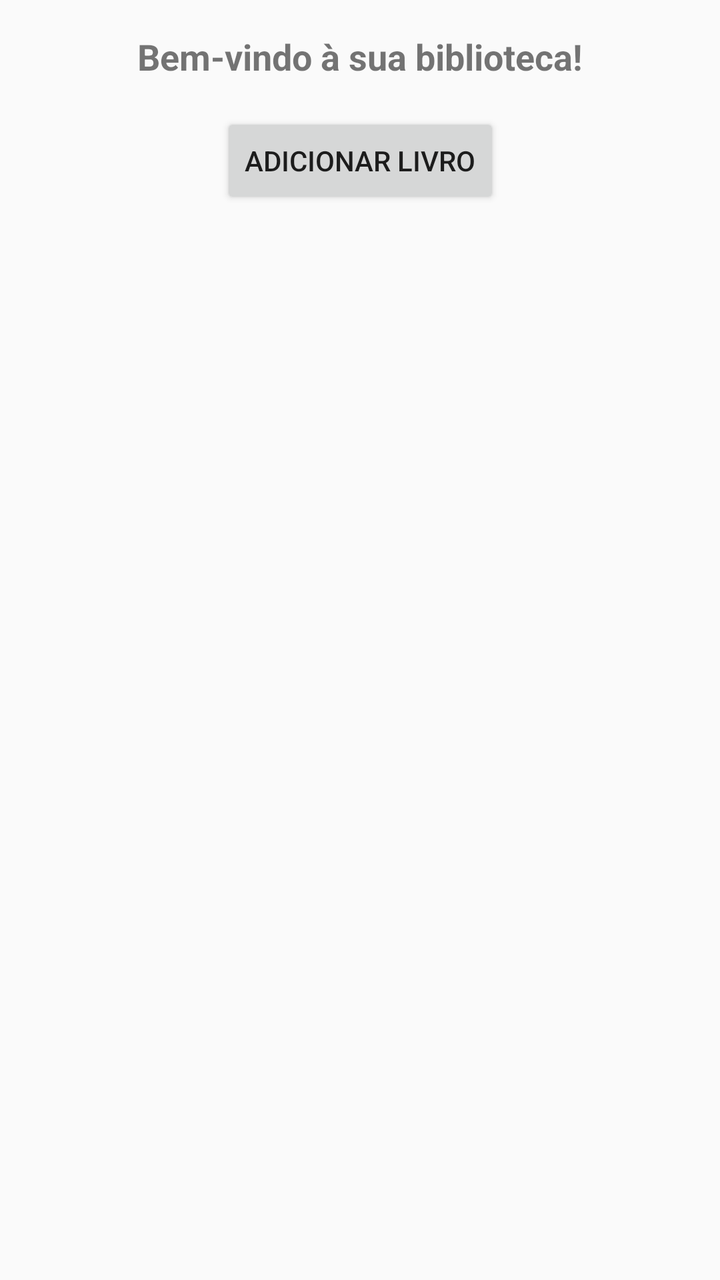
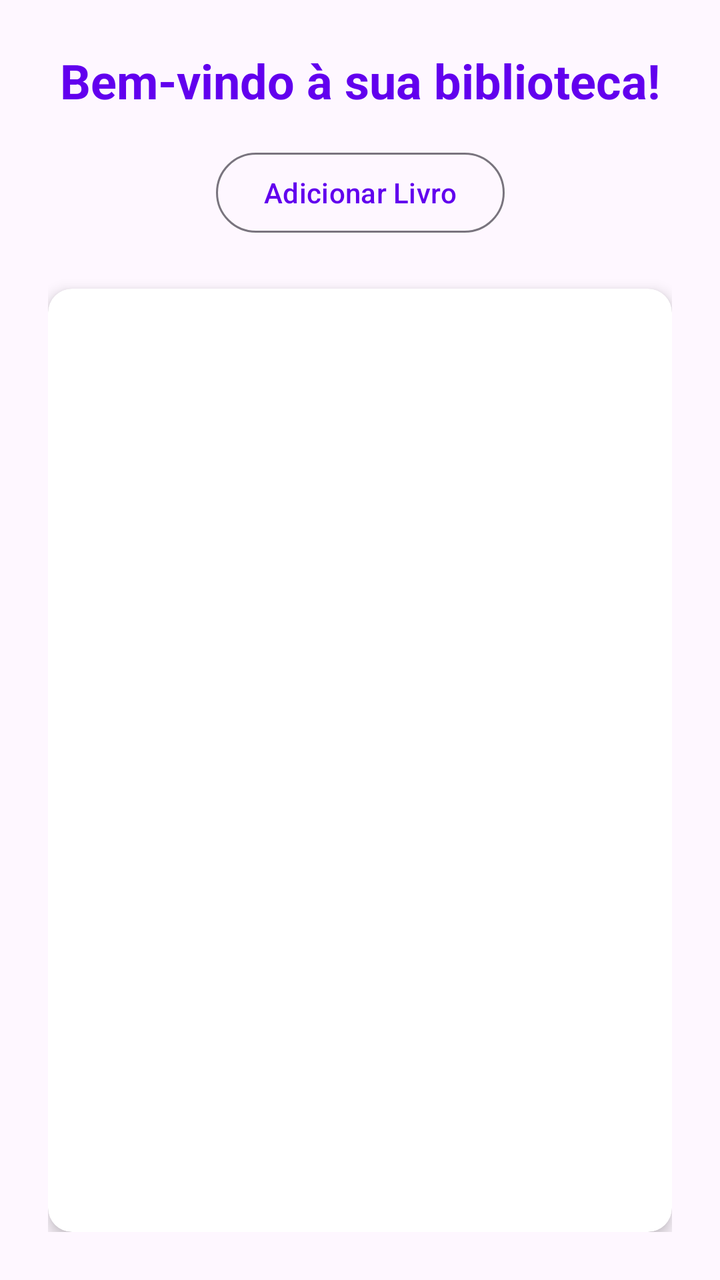

Before-and-after screenshots of an Android layout around one commit, followed by the original layout XML and the change that was made.
<!-- AndroidManifest.xml: activity theme Theme.P01DJPM -->
<!-- res/layout/activity_home.xml -->
<androidx.constraintlayout.widget.ConstraintLayout xmlns:android="http://schemas.android.com/apk/res/android"
    xmlns:app="http://schemas.android.com/apk/res-auto"
    xmlns:tools="http://schemas.android.com/tools"
    android:layout_width="match_parent"
    android:layout_height="match_parent"
    tools:context=".HomeActivity">

    <TextView
        android:id="@+id/welcomeTextView"
        android:layout_width="wrap_content"
        android:layout_height="wrap_content"
        android:text="Bem-vindo à sua biblioteca!"
        android:textStyle="bold"
        android:textSize="18sp"
        app:layout_constraintTop_toTopOf="parent"
        app:layout_constraintStart_toStartOf="parent"
        app:layout_constraintEnd_toEndOf="parent"
        android:padding="16dp" />

    <Button
        android:id="@+id/addBookButton"
        android:layout_width="wrap_content"
        android:layout_height="wrap_content"
        android:text="Adicionar Livro"
        app:layout_constraintTop_toBottomOf="@id/welcomeTextView"
        app:layout_constraintStart_toStartOf="parent"
        app:layout_constraintEnd_toEndOf="parent" />

    <androidx.recyclerview.widget.RecyclerView
        android:id="@+id/booksRecyclerView"
        android:layout_width="0dp"
        android:layout_height="0dp"
        app:layout_constraintTop_toBottomOf="@id/addBookButton"
        app:layout_constraintStart_toStartOf="parent"
        app:layout_constraintEnd_toEndOf="parent"
        app:layout_constraintBottom_toBottomOf="parent"
        android:padding="8dp" />
</androidx.constraintlayout.widget.ConstraintLayout>
<!-- resources referenced by this layout -->
<resources>
  <style name="Theme.P01DJPM" parent="Theme.AppCompat.Light.NoActionBar">
          <item name="colorPrimary">@color/purple_500</item>
          <item name="colorPrimaryDark">@color/purple_700</item>
          <item name="colorAccent">@color/teal_200</item>
      </style>
  <color name="purple_500">#FF6200EE</color>
  <color name="purple_700">#FF3700B3</color>
  <color name="teal_200">#FF03DAC5</color>
</resources>

<!-- the commit's change to res/layout/activity_home.xml (unified diff, before → after) -->
@@ -3,6 +3,7 @@
     xmlns:tools="http://schemas.android.com/tools"
     android:layout_width="match_parent"
     android:layout_height="match_parent"
+    android:padding="24dp"
     tools:context=".HomeActivity">
 
     <TextView
@@ -11,28 +12,41 @@
         android:layout_height="wrap_content"
         android:text="Bem-vindo à sua biblioteca!"
         android:textStyle="bold"
-        android:textSize="18sp"
+        android:textSize="24sp"
+        android:textColor="?attr/colorPrimary"
+        android:layout_marginBottom="16dp"
         app:layout_constraintTop_toTopOf="parent"
         app:layout_constraintStart_toStartOf="parent"
-        app:layout_constraintEnd_toEndOf="parent"
-        android:padding="16dp" />
+        app:layout_constraintEnd_toEndOf="parent" />
 
-    <Button
+    <com.google.android.material.button.MaterialButton
         android:id="@+id/addBookButton"
         android:layout_width="wrap_content"
         android:layout_height="wrap_content"
         android:text="Adicionar Livro"
         app:layout_constraintTop_toBottomOf="@id/welcomeTextView"
         app:layout_constraintStart_toStartOf="parent"
-        app:layout_constraintEnd_toEndOf="parent" />
+        app:layout_constraintEnd_toEndOf="parent"
+        android:layout_marginTop="16dp"
+        style="?attr/materialButtonOutlinedStyle" />
 
-    <androidx.recyclerview.widget.RecyclerView
-        android:id="@+id/booksRecyclerView"
+    <androidx.cardview.widget.CardView
         android:layout_width="0dp"
         android:layout_height="0dp"
+        app:cardElevation="4dp"
+        app:cardCornerRadius="12dp"
         app:layout_constraintTop_toBottomOf="@id/addBookButton"
         app:layout_constraintStart_toStartOf="parent"
         app:layout_constraintEnd_toEndOf="parent"
         app:layout_constraintBottom_toBottomOf="parent"
-        android:padding="8dp" />
+        android:layout_marginTop="24dp"
+        android:padding="8dp">
+
+        <androidx.recyclerview.widget.RecyclerView
+            android:id="@+id/booksRecyclerView"
+            android:layout_width="match_parent"
+            android:layout_height="match_parent"
+            android:padding="8dp" />
+    </androidx.cardview.widget.CardView>
+
 </androidx.constraintlayout.widget.ConstraintLayout>
<!-- resource entries referenced after the edit -->
@@ -1,12 +1,18 @@
 <!-- resources referenced by this layout -->
 <resources>
-  <style name="Theme.P01DJPM" parent="Theme.AppCompat.Light.NoActionBar">
+  <style name="Theme.P01DJPM" parent="Theme.Material3.Light.NoActionBar">
           <item name="colorPrimary">@color/purple_500</item>
-          <item name="colorPrimaryDark">@color/purple_700</item>
-          <item name="colorAccent">@color/teal_200</item>
+          <item name="colorOnPrimary">@android:color/white</item>
+          <item name="colorPrimaryContainer">@color/purple_700</item>
+          <item name="colorSecondary">@color/teal_200</item>
+          <item name="backgroundColor">@color/backgroundColor</item>
+          <item name="colorSurface">@color/surfaceColor</item>
+          <item name="android:statusBarColor">@color/purple_700</item>
       </style>
   <color name="purple_500">#FF6200EE</color>
   <color name="purple_700">#FF3700B3</color>
   <color name="teal_200">#FF03DAC5</color>
+  <color name="backgroundColor">#F7F7F7</color>
+  <color name="surfaceColor">#FFFFFF</color>
 </resources>
 
